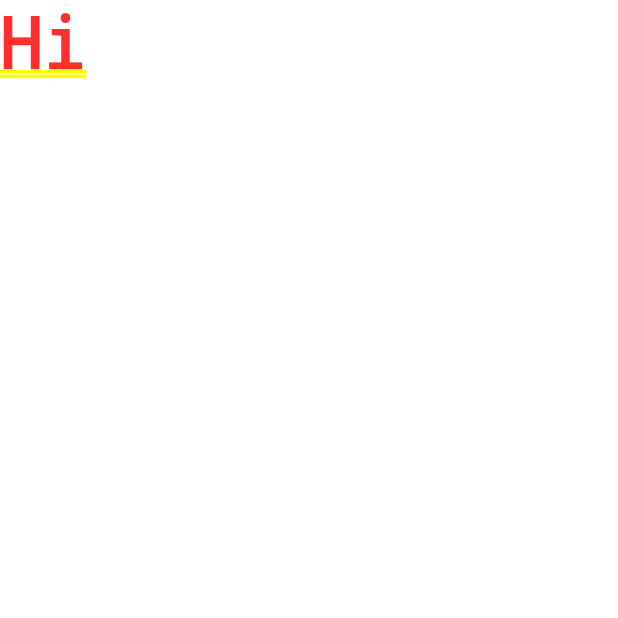
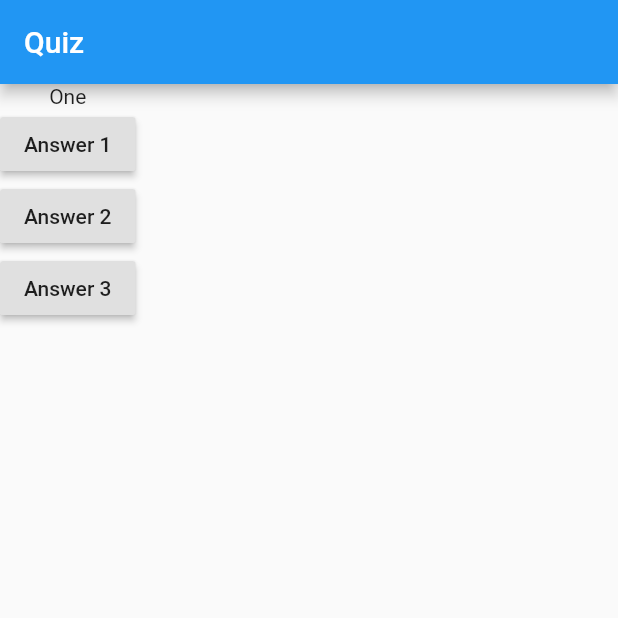
Before and after one commit to sean-xiao-zhao7/flutter_quiz, a Flutter app: the screen it shows after launch, on a phone screen of 412 x 824 dp, the top half of it. Run offline on Flutter 3.47's test engine with Material 2 defaults, Android fonts, the phone set to English and light mode, and no system bars.

Commit message:
Add question

```diff
--- a/lib/main.dart
+++ b/lib/main.dart
@@ -1,13 +1,40 @@
 import 'package:flutter/material.dart';
+import 'package:quiz/question.dart';
 
-void main() {
-  runApp(Quiz());
+void main() => runApp(QuizApp());
+
+class QuizApp extends StatefulWidget {
+  @override
+  State<StatefulWidget> createState() {
+    return _QuizState();
+  }
 }
 
-class Quiz extends StatelessWidget {
+class _QuizState extends State<QuizApp> {
+  var _questionIndex = 0;
+
+  void _answerQuestion() {
+    setState(() {
+      _questionIndex += 1;
+    });
+  }
+
+  @override
   Widget build(BuildContext context) {
+    var questions = ['One', 'Two', 'Three'];
     return MaterialApp(
-      home: Text('Hi'),
+      home: Scaffold(
+          appBar: AppBar(
+            title: Text('Quiz'),
+          ),
+          body: Column(children: [
+            Question(
+              questions.elementAt(_questionIndex),
+            ),
+            RaisedButton(child: Text('Answer 1'), onPressed: _answerQuestion),
+            RaisedButton(child: Text('Answer 2'), onPressed: _answerQuestion),
+            RaisedButton(child: Text('Answer 3'), onPressed: _answerQuestion),
+          ])),
     );
   }
 }
--- /dev/null
+++ b/lib/question.dart
@@ -0,0 +1,12 @@
+import 'package:flutter/material.dart';
+
+class Question extends StatelessWidget {
+  final String questionText;
+
+  Question(this.questionText);
+
+  @override
+  Widget build(BuildContext context) {
+    return Text(questionText);
+  }
+}
```
